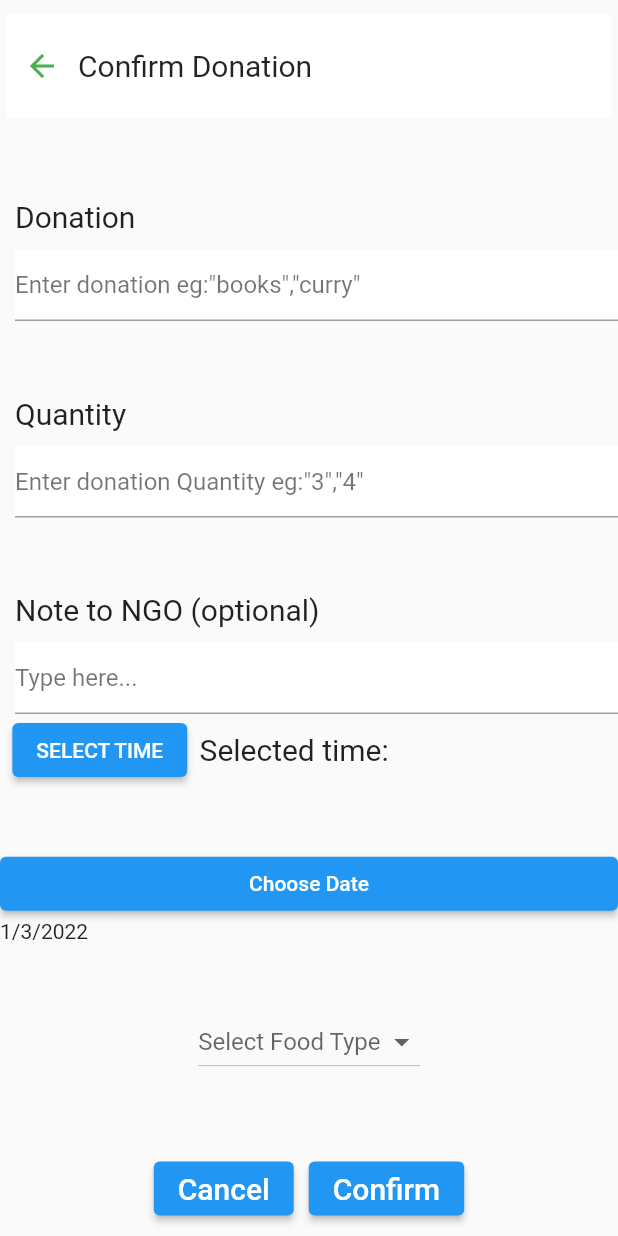
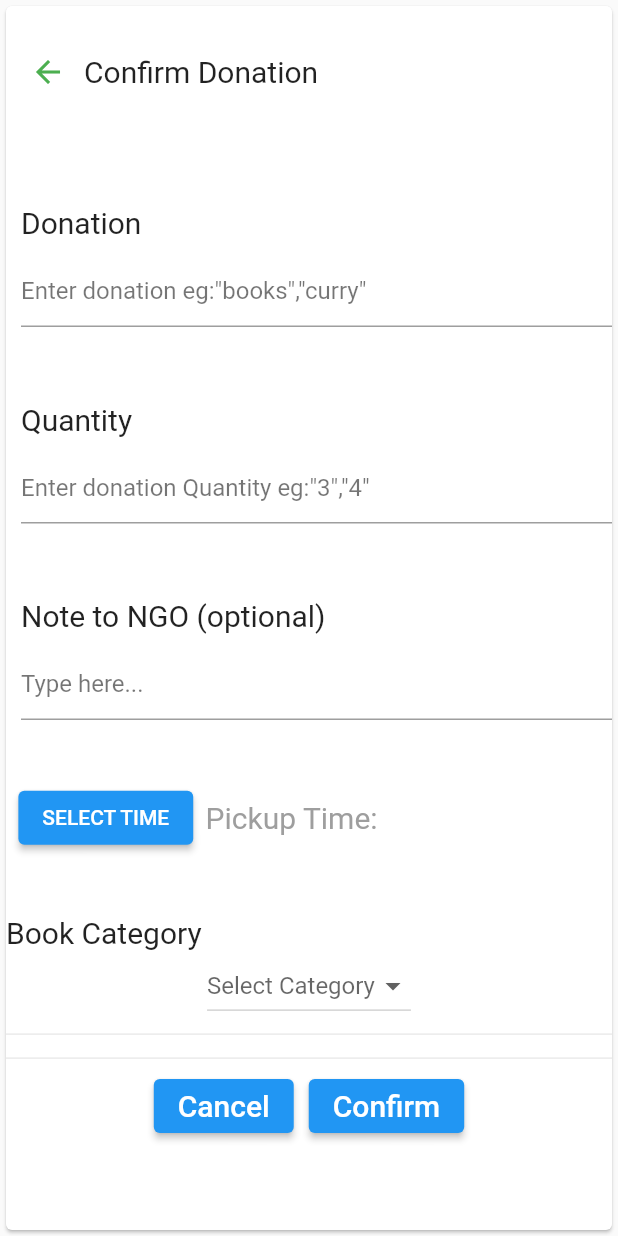
Before and after one commit to huzi-hub/dashboard_final, a Flutter app: the screen it shows after launch, on a phone screen of 412 x 824 dp. Run offline on Flutter 3.47's test engine with Material 2 defaults, Android fonts, the phone set to English and light mode, and no system bars; our stand-ins replace charts_flutter, flutter_datetime_picker, geocoding, geolocator, image_picker, syncfusion_flutter_charts; Roboto replaces fonts that are missing (Montserrat, Quicksand).

Commit message:
bookDonation page

```diff
--- /dev/null
+++ b/lib/bookDonation.dart
@@ -0,0 +1,359 @@
+// ignore_for_file: file_names
+// ignore_for_file: file_names, prefer_const_constructors, unnecessary_new
+
+import 'dart:convert';
+import 'package:flutter_datetime_picker/flutter_datetime_picker.dart';
+import 'package:http/http.dart' as http;
+import 'package:flutter/material.dart';
+import './headingWidget.dart';
+
+class ConfirmBookDonation extends StatefulWidget {
+  // int donorId;
+  // int ngoId;
+
+  // ConfirmFoodDonation(this.donorId, this.ngoId);
+  @override
+  State<ConfirmBookDonation> createState() => _ConfirmDonationState();
+}
+
+class _ConfirmDonationState extends State<ConfirmBookDonation> {
+  String? donorEmail;
+  String? ngoEmail;
+  formWidget(String text, String hint, TextEditingController ctrl) {
+    return Container(
+      margin: EdgeInsets.only(
+        left: 10,
+      ),
+      child: Column(
+        crossAxisAlignment: CrossAxisAlignment.start,
+        children: <Widget>[
+          SizedBox(
+            height: 50,
+          ),
+          Text(
+            text,
+            style: TextStyle(
+              fontFamily: 'Quicksand',
+              fontSize: 20,
+            ),
+          ),
+          SizedBox(
+            height: 10,
+          ),
+          Container(
+            decoration: BoxDecoration(color: Colors.white),
+            child: TextFormField(
+              controller: ctrl,
+              decoration: InputDecoration(
+                hintText: hint,
+                hintStyle: TextStyle(
+                  color: Colors.black54,
+                ),
+              ),
+            ),
+          ),
+        ],
+      ),
+    );
+  }
+
+  TextEditingController donation = TextEditingController();
+
+  TextEditingController quantity = TextEditingController();
+
+  TextEditingController note = TextEditingController();
+
+  TextEditingController athctrl = TextEditingController();
+
+  TextEditingController btitle = TextEditingController();
+
+  String date = "";
+  DateTime selectedDate = DateTime.now();
+  @override
+  Widget build(BuildContext context) {
+    return Scaffold(
+      body: Card(
+        child: Container(
+          child: Container(
+            height: MediaQuery.of(context).size.height,
+            child: ListView(
+              children: [
+                HeadingWidget('Confirm Donation'),
+                formWidget(
+                    'Donation', 'Enter donation eg:"books","curry"', donation),
+                formWidget(
+                    'Quantity', 'Enter donation Quantity eg:"3","4"', quantity),
+                formWidget('Note to NGO (optional)', 'Type here...', note),
+                SizedBox(
+                  height: MediaQuery.of(context).size.height * 0.05,
+                ),
+                Row(
+                  children: [
+                    SizedBox(
+                      width: MediaQuery.of(context).size.width * 0.02,
+                    ),
+                    ElevatedButton(
+                      onPressed: () {
+                        DatePicker.showTimePicker(context,
+                            showTitleActions: true, onChanged: (date) {
+                          print('change $date in time zone ' +
+                              date.timeZoneOffset.inHours.toString());
+                        }, onConfirm: (date) {
+                          setState(() {
+                            _time = "${date.hour}:${date.minute}";
+                          });
+                        }, currentTime: DateTime.now());
+                      },
+                      child: Text('SELECT TIME'),
+                    ),
+                    SizedBox(
+                      width: MediaQuery.of(context).size.width * 0.02,
+                    ),
+                    Text(
+                      'Pickup Time: $_time',
+                      style: TextStyle(
+                          fontFamily: 'Quicksand',
+                          fontSize: 20,
+                          color: Colors.grey),
+                    ),
+                  ],
+                ),
+                SizedBox(
+                  height: MediaQuery.of(context).size.height * 0.05,
+                ),
+                SizedBox(
+                  width: MediaQuery.of(context).size.width * 0.02,
+                ),
+                Text(
+                  'Book Category',
+                  style: TextStyle(
+                    fontFamily: 'Quicksand',
+                    fontSize: 20,
+                  ),
+                ),
+                SizedBox(
+                  width: MediaQuery.of(context).size.width * 0.06,
+                ),
+                Center(child: BookList()),
+                Divider(),
+                _mySelection == "Course" ? Course() : SizedBox(),
+                _mySelection == "Others" ? BookDetails() : SizedBox(),
+                Divider(),
+                Row(
+                  mainAxisAlignment: MainAxisAlignment.center,
+                  children: [
+                    ElevatedButton(
+                        onPressed: () {
+                          Navigator.pop(context);
+                        },
+                        child: Text(
+                          'Cancel',
+                          style: TextStyle(
+                            fontFamily: 'Quicksand',
+                            fontSize: 20,
+                          ),
+                        )),
+                    SizedBox(
+                      width: 10,
+                    ),
+                    ElevatedButton(
+                        onPressed: () => makeDontion(),
+                        child: Text(
+                          'Confirm',
+                          style: TextStyle(
+                            fontFamily: 'Quicksand',
+                            fontSize: 20,
+                          ),
+                        )),
+                  ],
+                ),
+                SizedBox(
+                  height: MediaQuery.of(context).size.height * 0.05,
+                )
+              ],
+            ),
+          ),
+        ),
+      ),
+    );
+  }
+
+  _selectDate(BuildContext context) async {
+    final DateTime? selected = await showDatePicker(
+      context: context,
+      initialDate: selectedDate,
+      firstDate: DateTime(2022),
+      lastDate: DateTime(2030),
+    );
+    if (selected != null && selected != selectedDate)
+      setState(() {
+        selectedDate = selected;
+      });
+  }
+
+  String _time = "";
+
+  String? _mySelection;
+  List foodtype = ['Course', 'Others'];
+  Widget BookList() {
+    return DropdownButton<String>(
+      hint: Text('Select Category'),
+      items: foodtype.map((item) {
+        return new DropdownMenuItem(
+          child: new Text(
+            item,
+          ),
+          value: item.toString(),
+        );
+      }).toList(),
+      onChanged: (val) {
+        setState(() {
+          _mySelection = val.toString();
+        });
+      },
+      value: _mySelection,
+    );
+  }
+
+  String? course;
+  List coursetype = [
+    'pre',
+    '1st',
+    '2nd',
+    '3rd',
+    '4th',
+    '5th',
+    '6th',
+    '7th',
+    '8th',
+    '9th',
+    '10',
+    '11',
+    '12'
+  ];
+  Widget CourseList() {
+    return DropdownButton<String>(
+      hint: Text('Select Category'),
+      items: coursetype.map((item) {
+        return new DropdownMenuItem(
+          child: new Text(
+            item,
+          ),
+          value: item.toString(),
+        );
+      }).toList(),
+      onChanged: (val) {
+        setState(() {
+          course = val.toString();
+        });
+      },
+      value: course,
+    );
+  }
+
+  String? board;
+  List boardList = [
+    'Sindh Board',
+    'Punjab Board',
+    'KPK board',
+    'Balochistan Board',
+    'Federal Board'
+  ];
+  Widget BoardList() {
+    return DropdownButton<String>(
+      hint: Text('Select Category'),
+      items: boardList.map((item) {
+        return new DropdownMenuItem(
+          child: new Text(
+            item,
+          ),
+          value: item.toString(),
+        );
+      }).toList(),
+      onChanged: (val) {
+        setState(() {
+          board = val.toString();
+        });
+      },
+      value: board,
+    );
+  }
+
+  Widget Course() {
+    return Container(
+      child: Column(
+        crossAxisAlignment: CrossAxisAlignment.start,
+        children: [
+          SizedBox(height: MediaQuery.of(context).size.height * 0.02),
+          Text(
+            'Course Details',
+            style: TextStyle(
+              fontFamily: 'Quicksand',
+              fontSize: 20,
+            ),
+          ),
+          Center(
+            child: Card(
+              elevation: 5,
+              margin: EdgeInsets.all(MediaQuery.of(context).size.height * 0.02),
+              child: Padding(
+                padding:
+                    EdgeInsets.all(MediaQuery.of(context).size.height * 0.02),
+                child: Column(
+                  mainAxisAlignment: MainAxisAlignment.center,
+                  children: [
+                    SizedBox(
+                      height: MediaQuery.of(context).size.height * 0.02,
+                    ),
+                    CourseList(),
+                    SizedBox(
+                      height: MediaQuery.of(context).size.height * 0.02,
+                    ),
+                    BoardList(),
+                    SizedBox(
+                      height: MediaQuery.of(context).size.height * 0.02,
+                    ),
+                  ],
+                ),
+              ),
+            ),
+          ),
+        ],
+      ),
+    );
+  }
+
+  Future makeDontion() async {
+    String url = 'https://edonations.000webhostapp.com/api-donate.php';
+    var data = {
+      'name': donation.text,
+      'quantity': quantity.text,
+      'note': note.text,
+      'foodtype': _mySelection,
+      // 'user_id': widget.donorId,
+      // 'ngo_id': widget.ngoId,
+      'available_time': _time.toString()
+    };
+    var result = await http.post(Uri.parse(url), body: jsonEncode(data));
+    var msg = jsonDecode(result.body);
+    if (result.statusCode == 200) {
+      if (msg != null) {
+        Navigator.of(context).pop();
+      }
+    } else {
+      SnackBar(content: Text('Error Please Try Later!'));
+    }
+  }
+
+  Widget BookDetails() {
+    return Card(
+      elevation: 5,
+      child: Column(
+        children: [
+          formWidget('Book title', 'Enter book title', btitle),
+          formWidget('Book author', 'Enter book author name', athctrl)
+        ],
+      ),
+    );
+  }
+}
--- a/lib/main.dart
+++ b/lib/main.dart
@@ -1,4 +1,5 @@
 import 'package:dashboard_final/Login.dart';
+import 'package:dashboard_final/bookDonation.dart';
 import 'package:dashboard_final/changepassword.dart';
 import 'package:dashboard_final/donor_appbar.dart';
 import 'package:dashboard_final/foodDonation.dart';
@@ -18,7 +19,7 @@ class Home extends StatelessWidget {
   Widget build(BuildContext context) {
     return MaterialApp(
       debugShowCheckedModeBanner: false,
-      home: ConfirmFoodDonation(1, 1),
+      home: ConfirmBookDonation(),
     );
   }
 }
```
